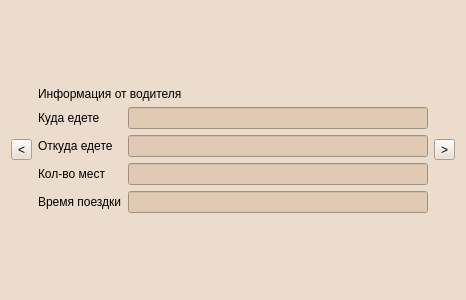
This is driverwindow.ui in WvLadIck/TripLink as Qt 5 draws it before an edit. The edited form follows.
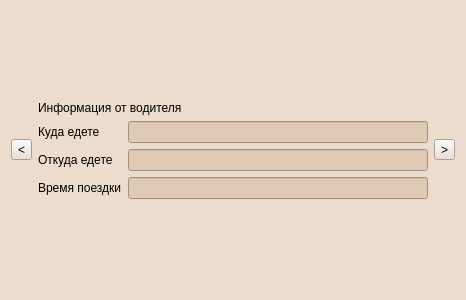
This is the edited form.

Commit message: Window driver

The edit to the form file:
```diff
--- a/driverwindow.ui
+++ b/driverwindow.ui
@@ -67,27 +67,13 @@
           </widget>
          </item>
          <item row="2" column="0">
-          <widget class="QLabel" name="label_place">
-           <property name="text">
-            <string>Кол-во мест</string>
-           </property>
-          </widget>
-         </item>
-         <item row="2" column="1">
-          <widget class="QLineEdit" name="lineEdit_place">
-           <property name="styleSheet">
-            <string notr="true">background-color: rgb(224, 202, 180);</string>
-           </property>
-          </widget>
-         </item>
-         <item row="3" column="0">
           <widget class="QLabel" name="label_time">
            <property name="text">
             <string>Время поездки</string>
            </property>
           </widget>
          </item>
-         <item row="3" column="1">
+         <item row="2" column="1">
           <widget class="QLineEdit" name="lineEdit_time">
            <property name="styleSheet">
             <string notr="true">background-color: rgb(224, 202, 180);</string>
```
Left out of the diff: 14 changed lines with no effect on the pictures. The commit also changes 1 other file.
